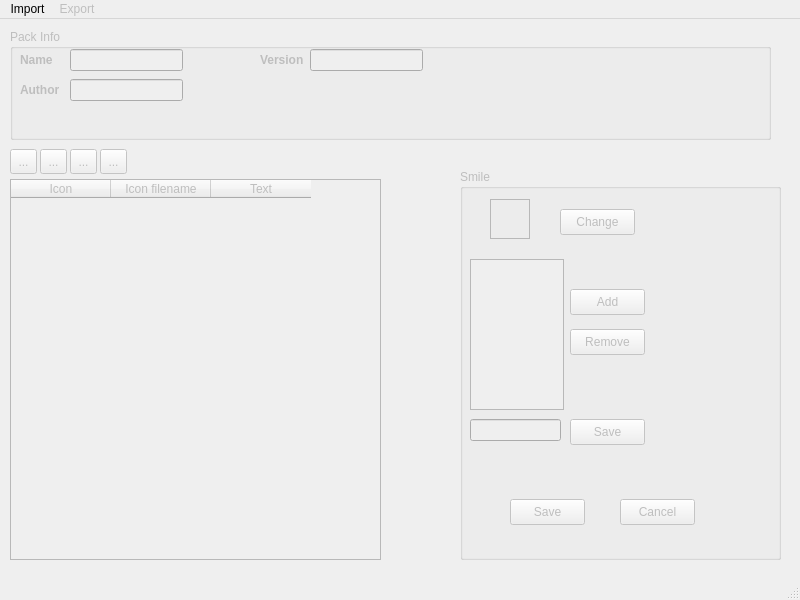
Old version of the form src/ui/MainWindow.ui in the repository gkonst/qsmile.
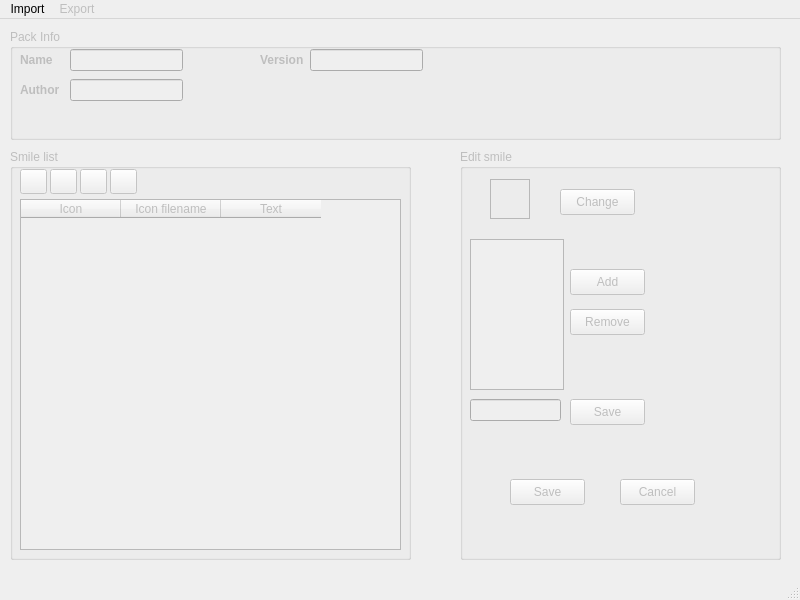
New version of the form. Icons and pictures are not drawn.

Commit message: Licanse added. Smile list box introduced.

```diff
--- a/src/ui/MainWindow.ui
+++ b/src/ui/MainWindow.ui
@@ -20,13 +20,13 @@
     <property name="geometry" >
      <rect>
       <x>460</x>
-      <y>150</y>
+      <y>130</y>
       <width>321</width>
-      <height>391</height>
+      <height>411</height>
      </rect>
     </property>
     <property name="title" >
-     <string>Smile</string>
+     <string>Edit smile</string>
     </property>
     <widget class="QListWidget" name="textList" >
      <property name="geometry" >
@@ -167,150 +167,6 @@
      </property>
     </widget>
    </widget>
-   <widget class="QTableWidget" name="table" >
-    <property name="enabled" >
-     <bool>false</bool>
-    </property>
-    <property name="geometry" >
-     <rect>
-      <x>10</x>
-      <y>160</y>
-      <width>371</width>
-      <height>381</height>
-     </rect>
-    </property>
-    <property name="editTriggers" >
-     <set>QAbstractItemView::NoEditTriggers</set>
-    </property>
-    <property name="selectionMode" >
-     <enum>QAbstractItemView::SingleSelection</enum>
-    </property>
-    <property name="selectionBehavior" >
-     <enum>QAbstractItemView::SelectRows</enum>
-    </property>
-    <property name="columnCount" >
-     <number>3</number>
-    </property>
-    <column>
-     <property name="text" >
-      <string>Icon</string>
-     </property>
-    </column>
-    <column>
-     <property name="text" >
-      <string>Icon filename</string>
-     </property>
-    </column>
-    <column>
-     <property name="text" >
-      <string>Text</string>
-     </property>
-    </column>
-   </widget>
-   <widget class="QToolButton" name="addSmileButton" >
-    <property name="enabled" >
-     <bool>false</bool>
-    </property>
-    <property name="geometry" >
-     <rect>
-      <x>10</x>
-      <y>130</y>
-      <width>27</width>
-      <height>25</height>
-     </rect>
-    </property>
-    <property name="text" >
-     <string>...</string>
-    </property>
-    <property name="icon" >
-     <iconset resource="MainWindow.qrc" >
-      <normaloff>:/smileManager/images/add32.png</normaloff>:/smileManager/images/add32.png</iconset>
-    </property>
-    <property name="iconSize" >
-     <size>
-      <width>32</width>
-      <height>32</height>
-     </size>
-    </property>
-   </widget>
-   <widget class="QToolButton" name="removeSmileButton" >
-    <property name="enabled" >
-     <bool>false</bool>
-    </property>
-    <property name="geometry" >
-     <rect>
-      <x>40</x>
-      <y>130</y>
-      <width>27</width>
-      <height>25</height>
-     </rect>
-    </property>
-    <property name="text" >
-     <string>...</string>
-    </property>
-    <property name="icon" >
-     <iconset resource="MainWindow.qrc" >
-      <normaloff>:/smileManager/images/delete32.png</normaloff>:/smileManager/images/delete32.png</iconset>
-    </property>
-    <property name="iconSize" >
-     <size>
-      <width>32</width>
-      <height>32</height>
-     </size>
-    </property>
-   </widget>
-   <widget class="QToolButton" name="upSmileButton" >
-    <property name="enabled" >
-     <bool>false</bool>
-    </property>
-    <property name="geometry" >
-     <rect>
-      <x>70</x>
-      <y>130</y>
-      <width>27</width>
-      <height>25</height>
-     </rect>
-    </property>
-    <property name="text" >
-     <string>...</string>
-    </property>
-    <property name="icon" >
-     <iconset resource="MainWindow.qrc" >
-      <normaloff>:/smileManager/images/up32.png</normaloff>:/smileManager/images/up32.png</iconset>
-    </property>
-    <property name="iconSize" >
-     <size>
-      <width>32</width>
-      <height>32</height>
-     </size>
-    </property>
-   </widget>
-   <widget class="QToolButton" name="downSmileButton" >
-    <property name="enabled" >
-     <bool>false</bool>
-    </property>
-    <property name="geometry" >
-     <rect>
-      <x>100</x>
-      <y>130</y>
-      <width>27</width>
-      <height>25</height>
-     </rect>
-    </property>
-    <property name="text" >
-     <string>...</string>
-    </property>
-    <property name="icon" >
-     <iconset resource="MainWindow.qrc" >
-      <normaloff>:/smileManager/images/down32.png</normaloff>:/smileManager/images/down32.png</iconset>
-    </property>
-    <property name="iconSize" >
-     <size>
-      <width>32</width>
-      <height>32</height>
-     </size>
-    </property>
-   </widget>
    <widget class="QGroupBox" name="packBox" >
     <property name="enabled" >
      <bool>false</bool>
@@ -319,7 +175,7 @@
      <rect>
       <x>10</x>
       <y>10</y>
-      <width>761</width>
+      <width>771</width>
       <height>111</height>
      </rect>
     </property>
@@ -432,6 +288,139 @@
      </property>
     </widget>
    </widget>
+   <widget class="QGroupBox" name="smileListBox" >
+    <property name="enabled" >
+     <bool>false</bool>
+    </property>
+    <property name="geometry" >
+     <rect>
+      <x>10</x>
+      <y>130</y>
+      <width>401</width>
+      <height>411</height>
+     </rect>
+    </property>
+    <property name="title" >
+     <string>Smile list</string>
+    </property>
+    <widget class="QTableWidget" name="table" >
+     <property name="geometry" >
+      <rect>
+       <x>10</x>
+       <y>50</y>
+       <width>381</width>
+       <height>351</height>
+      </rect>
+     </property>
+     <property name="editTriggers" >
+      <set>QAbstractItemView::NoEditTriggers</set>
+     </property>
+     <property name="selectionMode" >
+      <enum>QAbstractItemView::SingleSelection</enum>
+     </property>
+     <property name="selectionBehavior" >
+      <enum>QAbstractItemView::SelectRows</enum>
+     </property>
+     <property name="columnCount" >
+      <number>3</number>
+     </property>
+     <column>
+      <property name="text" >
+       <string>Icon</string>
+      </property>
+     </column>
+     <column>
+      <property name="text" >
+       <string>Icon filename</string>
+      </property>
+     </column>
+     <column>
+      <property name="text" >
+       <string>Text</string>
+      </property>
+     </column>
+    </widget>
+    <widget class="QToolButton" name="downSmileButton" >
+     <property name="geometry" >
+      <rect>
+       <x>100</x>
+       <y>20</y>
+       <width>27</width>
+       <height>25</height>
+      </rect>
+     </property>
+     <property name="icon" >
+      <iconset resource="MainWindow.qrc" >
+       <normaloff>:/smileManager/images/down32.png</normaloff>:/smileManager/images/down32.png</iconset>
+     </property>
+     <property name="iconSize" >
+      <size>
+       <width>32</width>
+       <height>32</height>
+      </size>
+     </property>
+    </widget>
+    <widget class="QToolButton" name="removeSmileButton" >
+     <property name="geometry" >
+      <rect>
+       <x>40</x>
+       <y>20</y>
+       <width>27</width>
+       <height>25</height>
+      </rect>
+     </property>
+     <property name="icon" >
+      <iconset resource="MainWindow.qrc" >
+       <normaloff>:/smileManager/images/delete32.png</normaloff>:/smileManager/images/delete32.png</iconset>
+     </property>
+     <property name="iconSize" >
+      <size>
+       <width>32</width>
+       <height>32</height>
+      </size>
+     </property>
+    </widget>
+    <widget class="QToolButton" name="upSmileButton" >
+     <property name="geometry" >
+      <rect>
+       <x>70</x>
+       <y>20</y>
+       <width>27</width>
+       <height>25</height>
+      </rect>
+     </property>
+     <property name="icon" >
+      <iconset resource="MainWindow.qrc" >
+       <normaloff>:/smileManager/images/up32.png</normaloff>:/smileManager/images/up32.png</iconset>
+     </property>
+     <property name="iconSize" >
+      <size>
+       <width>32</width>
+       <height>32</height>
+      </size>
+     </property>
+    </widget>
+    <widget class="QToolButton" name="addSmileButton" >
+     <property name="geometry" >
+      <rect>
+       <x>10</x>
+       <y>20</y>
+       <width>27</width>
+       <height>25</height>
+      </rect>
+     </property>
+     <property name="icon" >
+      <iconset resource="MainWindow.qrc" >
+       <normaloff>:/smileManager/images/add32.png</normaloff>:/smileManager/images/add32.png</iconset>
+     </property>
+     <property name="iconSize" >
+      <size>
+       <width>32</width>
+       <height>32</height>
+      </size>
+     </property>
+    </widget>
+   </widget>
   </widget>
   <widget class="QMenuBar" name="menubar" >
    <property name="geometry" >
```
Left out of the diff: 2 changed lines with no effect on the pictures. The commit also changes 4 other files.
